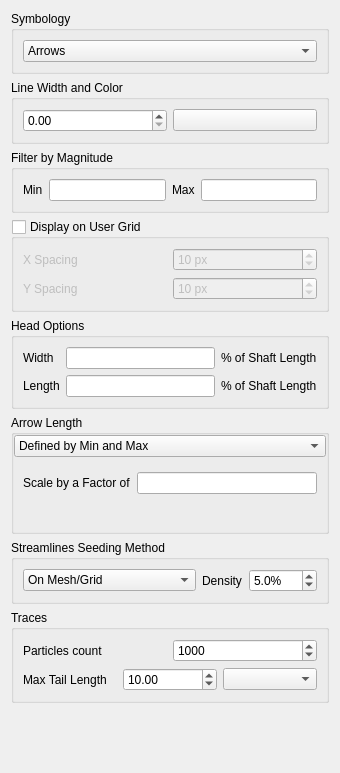
Qt form src/ui/mesh/qgsmeshrenderervectorsettingswidgetbase.ui (qgis/QGIS) before a commit.
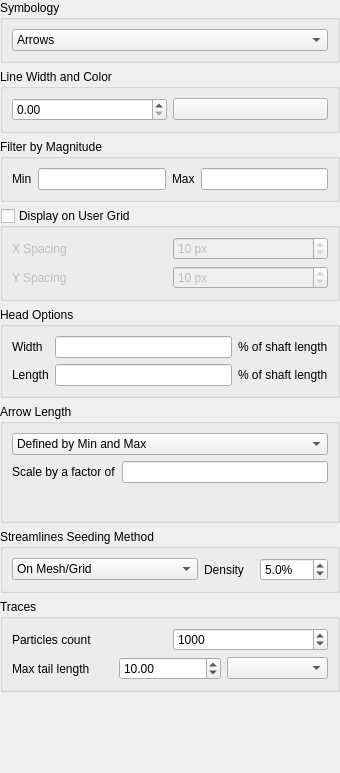
The same form after that commit. The open tabs and pages were chosen to show the change. Custom widgets are drawn as their Qt base class.

Patch:
```diff
--- a/src/ui/mesh/qgsmeshrenderervectorsettingswidgetbase.ui
+++ b/src/ui/mesh/qgsmeshrenderervectorsettingswidgetbase.ui
@@ -14,6 +14,18 @@
    <string>Form</string>
   </property>
   <layout class="QVBoxLayout" name="verticalLayout">
+   <property name="leftMargin">
+    <number>0</number>
+   </property>
+   <property name="topMargin">
+    <number>0</number>
+   </property>
+   <property name="rightMargin">
+    <number>0</number>
+   </property>
+   <property name="bottomMargin">
+    <number>0</number>
+   </property>
    <item>
     <widget class="QGroupBox" name="groupBox">
      <property name="title">
@@ -200,7 +212,7 @@
          <item row="0" column="2">
           <widget class="QLabel" name="percShaftLenLabel">
            <property name="text">
-            <string>% of Shaft Length</string>
+            <string>% of shaft length</string>
            </property>
           </widget>
          </item>
@@ -217,7 +229,7 @@
          <item row="1" column="2">
           <widget class="QLabel" name="percShaftLenLabel_2">
            <property name="text">
-            <string>% of Shaft Length</string>
+            <string>% of shaft length</string>
            </property>
           </widget>
          </item>
@@ -230,18 +242,6 @@
          <string>Arrow Length</string>
         </property>
         <layout class="QVBoxLayout" name="verticalLayout_2">
-         <property name="leftMargin">
-          <number>0</number>
-         </property>
-         <property name="topMargin">
-          <number>0</number>
-         </property>
-         <property name="rightMargin">
-          <number>0</number>
-         </property>
-         <property name="bottomMargin">
-          <number>0</number>
-         </property>
          <item>
           <widget class="QComboBox" name="mShaftLengthComboBox">
            <property name="minimumSize">
@@ -273,10 +273,22 @@
          <item>
           <widget class="QStackedWidget" name="mShaftOptionsStackedWidget">
            <property name="currentIndex">
-            <number>2</number>
+            <number>0</number>
            </property>
            <widget class="QWidget" name="page">
             <layout class="QFormLayout" name="formLayout">
+             <property name="leftMargin">
+              <number>0</number>
+             </property>
+             <property name="topMargin">
+              <number>0</number>
+             </property>
+             <property name="rightMargin">
+              <number>0</number>
+             </property>
+             <property name="bottomMargin">
+              <number>0</number>
+             </property>
              <item row="0" column="0">
               <widget class="QLabel" name="minimumShaftLabel">
                <property name="text">
@@ -301,10 +313,22 @@
            </widget>
            <widget class="QWidget" name="page_2">
             <layout class="QFormLayout" name="formLayout_2">
+             <property name="leftMargin">
+              <number>0</number>
+             </property>
+             <property name="topMargin">
+              <number>0</number>
+             </property>
+             <property name="rightMargin">
+              <number>0</number>
+             </property>
+             <property name="bottomMargin">
+              <number>0</number>
+             </property>
              <item row="0" column="0">
               <widget class="QLabel" name="scaleByFactorOfLabel">
                <property name="text">
-                <string>Scale by a Factor of</string>
+                <string>Scale by a factor of</string>
                </property>
               </widget>
              </item>
@@ -315,6 +339,18 @@
            </widget>
            <widget class="QWidget" name="page_3">
             <layout class="QFormLayout" name="formLayout_3">
+             <property name="leftMargin">
+              <number>0</number>
+             </property>
+             <property name="topMargin">
+              <number>0</number>
+             </property>
+             <property name="rightMargin">
+              <number>0</number>
+             </property>
+             <property name="bottomMargin">
+              <number>0</number>
+             </property>
              <item row="0" column="0">
               <widget class="QLabel" name="LengthLabel">
                <property name="text">
@@ -447,7 +483,7 @@
         <item>
          <widget class="QLabel" name="label_3">
           <property name="text">
-           <string>Max Tail Length</string>
+           <string>Max tail length</string>
           </property>
          </widget>
         </item>
```
